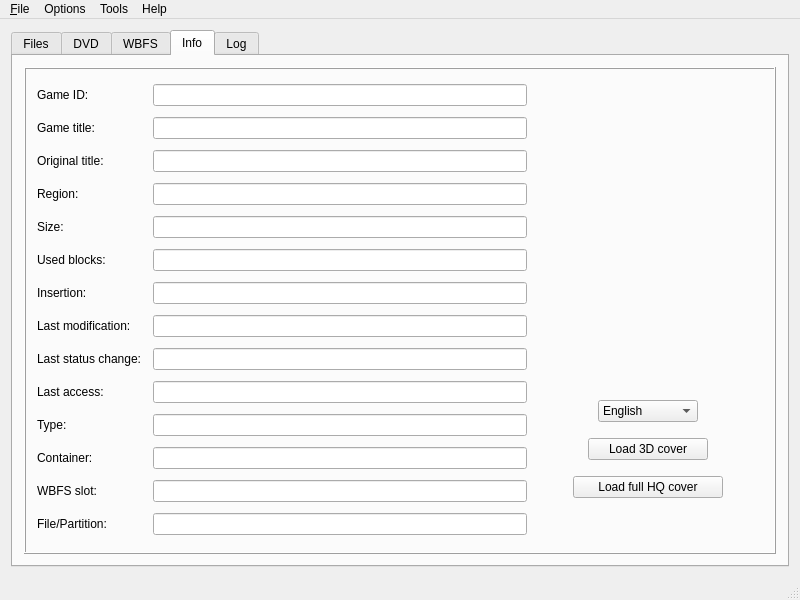
Above: resources/ui/wiibafu.ui from evertonstz/wiibafu before the change. Below: the same form after it.
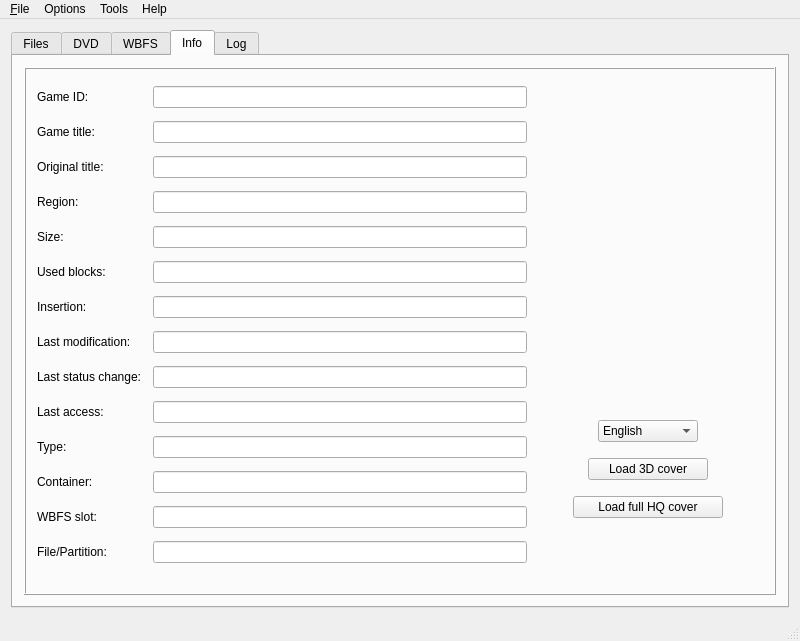
That is the form after the change. The open tabs and pages were chosen to show the change. Icons and pictures are not drawn.

Patch:
```diff
--- a/resources/ui/wiibafu.ui
+++ b/resources/ui/wiibafu.ui
@@ -7,7 +7,7 @@
     <x>0</x>
     <y>0</y>
     <width>800</width>
-    <height>600</height>
+    <height>641</height>
    </rect>
   </property>
   <property name="sizePolicy">
@@ -286,12 +286,10 @@
           <property name="frameShadow">
            <enum>QFrame::Raised</enum>
           </property>
-          <layout class="QHBoxLayout" name="horizontalLayout_39">
-           <item>
-            <layout class="QVBoxLayout" name="verticalLayout_5">
-             <item>
-              <layout class="QHBoxLayout" name="horizontalLayout_5">
-               <item>
+          <layout class="QGridLayout" name="gridLayout_5">
+           <item row="0" column="0">
+            <layout class="QGridLayout" name="gridLayout_3">
+             <item row="0" column="0">
                 <widget class="QLabel" name="label">
                  <property name="minimumSize">
                   <size>
@@ -304,18 +302,14 @@
                  </property>
                 </widget>
                </item>
-               <item>
+             <item row="0" column="1">
                 <widget class="QLineEdit" name="infoTab_lineEdit_ID">
                  <property name="readOnly">
                   <bool>true</bool>
                  </property>
                 </widget>
                </item>
-              </layout>
-             </item>
-             <item>
-              <layout class="QHBoxLayout" name="horizontalLayout_6">
-               <item>
+             <item row="1" column="0">
                 <widget class="QLabel" name="label_2">
                  <property name="minimumSize">
                   <size>
@@ -328,18 +322,14 @@
                  </property>
                 </widget>
                </item>
-               <item>
+             <item row="1" column="1">
                 <widget class="QLineEdit" name="infoTab_lineEdit_Name">
                  <property name="readOnly">
                   <bool>true</bool>
                  </property>
                 </widget>
                </item>
-              </layout>
-             </item>
-             <item>
-              <layout class="QHBoxLayout" name="horizontalLayout_7">
-               <item>
+             <item row="2" column="0">
                 <widget class="QLabel" name="label_3">
                  <property name="minimumSize">
                   <size>
@@ -352,18 +342,14 @@
                  </property>
                 </widget>
                </item>
-               <item>
+             <item row="2" column="1">
                 <widget class="QLineEdit" name="infoTab_lineEdit_Title">
                  <property name="readOnly">
                   <bool>true</bool>
                  </property>
                 </widget>
                </item>
-              </layout>
-             </item>
-             <item>
-              <layout class="QHBoxLayout" name="horizontalLayout_8">
-               <item>
+             <item row="3" column="0">
                 <widget class="QLabel" name="label_4">
                  <property name="minimumSize">
                   <size>
@@ -376,18 +362,14 @@
                  </property>
                 </widget>
                </item>
-               <item>
+             <item row="3" column="1">
                 <widget class="QLineEdit" name="infoTab_lineEdit_Region">
                  <property name="readOnly">
                   <bool>true</bool>
                  </property>
                 </widget>
                </item>
-              </layout>
-             </item>
-             <item>
-              <layout class="QHBoxLayout" name="horizontalLayout_9">
-               <item>
+             <item row="4" column="0">
                 <widget class="QLabel" name="label_5">
                  <property name="minimumSize">
                   <size>
@@ -400,18 +382,14 @@
                  </property>
                 </widget>
                </item>
-               <item>
+             <item row="4" column="1">
                 <widget class="QLineEdit" name="infoTab_lineEdit_Size">
                  <property name="readOnly">
                   <bool>true</bool>
                  </property>
                 </widget>
                </item>
-              </layout>
-             </item>
-             <item>
-              <layout class="QHBoxLayout" name="horizontalLayout_36">
-               <item>
+             <item row="5" column="0">
                 <widget class="QLabel" name="label_22">
                  <property name="minimumSize">
                   <size>
@@ -424,18 +402,14 @@
                  </property>
                 </widget>
                </item>
-               <item>
+             <item row="5" column="1">
                 <widget class="QLineEdit" name="infoTab_lineEdit_UsedBlocks">
                  <property name="readOnly">
                   <bool>true</bool>
                  </property>
                 </widget>
                </item>
-              </layout>
-             </item>
-             <item>
-              <layout class="QHBoxLayout" name="horizontalLayout_10">
-               <item>
+             <item row="6" column="0">
                 <widget class="QLabel" name="label_6">
                  <property name="minimumSize">
                   <size>
@@ -448,18 +422,14 @@
                  </property>
                 </widget>
                </item>
-               <item>
+             <item row="6" column="1">
                 <widget class="QLineEdit" name="infoTab_lineEdit_Insertion">
                  <property name="readOnly">
                   <bool>true</bool>
                  </property>
                 </widget>
                </item>
-              </layout>
-             </item>
-             <item>
-              <layout class="QHBoxLayout" name="horizontalLayout_15">
-               <item>
+             <item row="7" column="0">
                 <widget class="QLabel" name="label_8">
                  <property name="minimumSize">
                   <size>
@@ -472,18 +442,14 @@
                  </property>
                 </widget>
                </item>
-               <item>
+             <item row="7" column="1">
                 <widget class="QLineEdit" name="infoTab_lineEdit_LastModification">
                  <property name="readOnly">
                   <bool>true</bool>
                  </property>
                 </widget>
                </item>
-              </layout>
-             </item>
-             <item>
-              <layout class="QHBoxLayout" name="horizontalLayout_19">
-               <item>
+             <item row="8" column="0">
                 <widget class="QLabel" name="label_9">
                  <property name="minimumSize">
                   <size>
@@ -496,18 +462,14 @@
                  </property>
                 </widget>
                </item>
-               <item>
+             <item row="8" column="1">
                 <widget class="QLineEdit" name="infoTab_lineEdit_LastStatusChange">
                  <property name="readOnly">
                   <bool>true</bool>
                  </property>
                 </widget>
                </item>
-              </layout>
-             </item>
-             <item>
-              <layout class="QHBoxLayout" name="horizontalLayout_20">
-               <item>
+             <item row="9" column="0">
                 <widget class="QLabel" name="label_10">
                  <property name="minimumSize">
                   <size>
@@ -520,18 +482,14 @@
                  </property>
                 </widget>
                </item>
-               <item>
+             <item row="9" column="1">
                 <widget class="QLineEdit" name="infoTab_lineEdit_LastAccess">
                  <property name="readOnly">
                   <bool>true</bool>
                  </property>
                 </widget>
                </item>
-              </layout>
-             </item>
-             <item>
-              <layout class="QHBoxLayout" name="horizontalLayout_11">
-               <item>
+             <item row="10" column="0">
                 <widget class="QLabel" name="label_7">
                  <property name="minimumSize">
                   <size>
@@ -544,18 +502,14 @@
                  </property>
                 </widget>
                </item>
-               <item>
+             <item row="10" column="1">
                 <widget class="QLineEdit" name="infoTab_lineEdit_Type">
                  <property name="readOnly">
                   <bool>true</bool>
                  </property>
                 </widget>
                </item>
-              </layout>
-             </item>
-             <item>
-              <layout class="QHBoxLayout" name="horizontalLayout_37">
-               <item>
+             <item row="11" column="0">
                 <widget class="QLabel" name="label_21">
                  <property name="minimumSize">
                   <size>
@@ -568,18 +522,14 @@
                  </property>
                 </widget>
                </item>
-               <item>
+             <item row="11" column="1">
                 <widget class="QLineEdit" name="infoTab_lineEdit_Container">
                  <property name="readOnly">
                   <bool>true</bool>
                  </property>
                 </widget>
                </item>
-              </layout>
-             </item>
-             <item>
-              <layout class="QHBoxLayout" name="horizontalLayout_38">
-               <item>
+             <item row="12" column="0">
                 <widget class="QLabel" name="label_23">
                  <property name="minimumSize">
                   <size>
@@ -592,18 +542,14 @@
                  </property>
                 </widget>
                </item>
-               <item>
+             <item row="12" column="1">
                 <widget class="QLineEdit" name="infoTab_lineEdit_WBFSSlot">
                  <property name="readOnly">
                   <bool>true</bool>
                  </property>
                 </widget>
                </item>
-              </layout>
-             </item>
-             <item>
-              <layout class="QHBoxLayout" name="horizontalLayout_12">
-               <item>
+             <item row="13" column="0">
                 <widget class="QLabel" name="lanel_8">
                  <property name="minimumSize">
                   <size>
@@ -616,7 +562,7 @@
                  </property>
                 </widget>
                </item>
-               <item>
+             <item row="13" column="1">
                 <widget class="QLineEdit" name="infoTab_lineEdit_FileName">
                  <property name="readOnly">
                   <bool>true</bool>
@@ -625,9 +571,7 @@
                </item>
               </layout>
              </item>
-            </layout>
-           </item>
-           <item>
+           <item row="0" column="1">
             <layout class="QVBoxLayout" name="verticalLayout_7">
              <item>
               <spacer name="verticalSpacer_2">
```
Left out of the diff: 2 changed lines with no effect on the pictures. Lines whose indentation alone changed are shown as unchanged.
